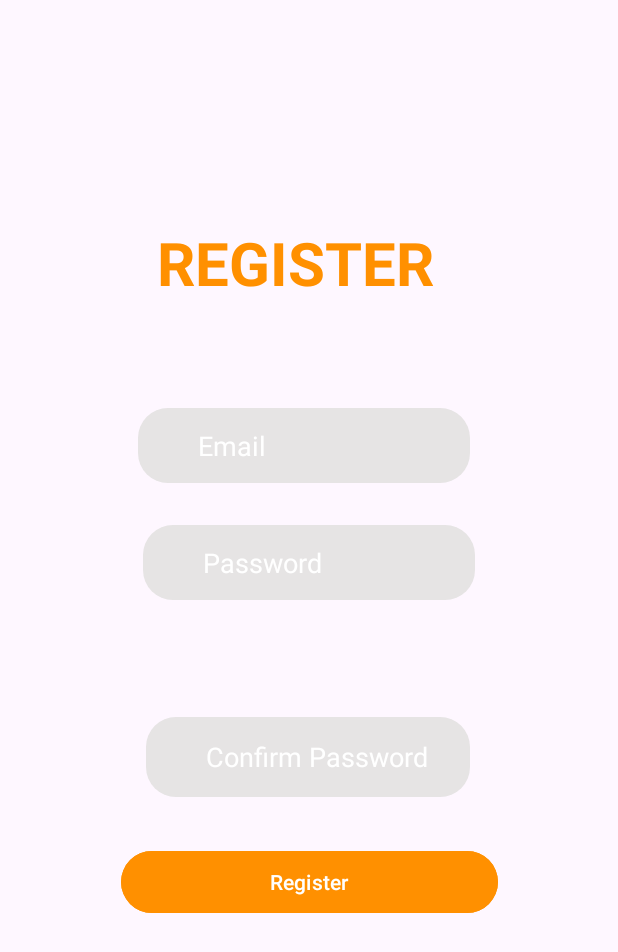
After one commit to MertYigit0/QuickRecipes, an Android app: the fragment RegisterFragment shown on its own in the app's theme, on a phone screen of 412 x 824 dp. The commit adds this screen. Shown: the top 952 px of the screen. Run offline under Robolectric (Android 15) with nearby library versions, the phone set to English and light mode, and no system bars.

Commit message:
Login and Register Fragment xml codes updated.

```diff
--- a/app/src/main/java/com/example/quickrecipes/MainActivity.java
+++ b/app/src/main/java/com/example/quickrecipes/MainActivity.java
@@ -11,4 +11,5 @@ public class MainActivity extends AppCompatActivity {
         super.onCreate(savedInstanceState);
         setContentView(R.layout.activity_main);
     }
+
 }
--- /dev/null
+++ b/app/src/main/java/com/example/quickrecipes/RegisterFragment.java
@@ -0,0 +1,32 @@
+package com.example.quickrecipes;
+
+import android.os.Bundle;
+
+import androidx.fragment.app.Fragment;
+
+import android.view.LayoutInflater;
+import android.view.View;
+import android.view.ViewGroup;
+
+
+public class RegisterFragment extends Fragment {
+
+
+    public RegisterFragment() {
+        // Required empty public constructor
+    }
+
+
+    @Override
+    public void onCreate(Bundle savedInstanceState) {
+        super.onCreate(savedInstanceState);
+
+    }
+
+    @Override
+    public View onCreateView(LayoutInflater inflater, ViewGroup container,
+                             Bundle savedInstanceState) {
+        // Inflate the layout for this fragment
+        return inflater.inflate(R.layout.fragment_register, container, false);
+    }
+}
--- /dev/null
+++ b/app/src/main/res/drawable/shape.xml
@@ -0,0 +1,5 @@
+<?xml version="1.0" encoding="utf-8"?>
+<shape xmlns:android="http://schemas.android.com/apk/res/android">
+    <solid android:color="#E6E4E4" /> <!-- Specify the background color -->
+    <corners android:radius="20dp" /> <!-- Adjust the radius value to control the roundness -->
+</shape>
--- /dev/null
+++ b/app/src/main/res/layout/fragment_register.xml
@@ -0,0 +1,86 @@
+<?xml version="1.0" encoding="utf-8"?>
+<androidx.constraintlayout.widget.ConstraintLayout xmlns:android="http://schemas.android.com/apk/res/android"
+    xmlns:app="http://schemas.android.com/apk/res-auto"
+    xmlns:tools="http://schemas.android.com/tools"
+    android:layout_width="match_parent"
+    android:layout_height="match_parent"
+
+
+    >
+
+
+    <TextView
+        android:id="@+id/textView2"
+        android:layout_width="203dp"
+        android:layout_height="64dp"
+        android:layout_marginTop="148dp"
+        android:text="REGISTER"
+        android:textColor="@color/orange"
+        android:textSize="40dp"
+        android:textStyle="bold"
+        app:layout_constraintEnd_toEndOf="parent"
+        app:layout_constraintStart_toStartOf="parent"
+        app:layout_constraintTop_toTopOf="parent" />
+
+    <EditText
+        android:id="@+id/editTextTextEmailAddress2"
+        android:layout_width="221dp"
+        android:layout_height="50dp"
+        android:layout_marginTop="60dp"
+        android:background="@drawable/shape"
+        android:ems="10"
+        android:hint="Email"
+        android:inputType="textEmailAddress"
+        android:paddingLeft="40dp"
+        android:textColorHint="@color/white"
+        app:layout_constraintEnd_toEndOf="parent"
+        app:layout_constraintHorizontal_bias="0.484"
+        app:layout_constraintStart_toStartOf="parent"
+        app:layout_constraintTop_toBottomOf="@+id/textView2" />
+
+    <EditText
+        android:id="@+id/editTextTextPassword"
+        android:layout_width="221dp"
+        android:layout_height="50dp"
+        android:layout_marginTop="28dp"
+        android:background="@drawable/shape"
+        android:ems="10"
+        android:hint="Password"
+        android:inputType="textPassword"
+        android:paddingLeft="40dp"
+        android:textColorHint="@color/white"
+        app:layout_constraintEnd_toEndOf="parent"
+        app:layout_constraintStart_toStartOf="parent"
+        app:layout_constraintTop_toBottomOf="@+id/editTextTextEmailAddress2" />
+
+    <EditText
+        android:id="@+id/editTextTextPassword2"
+        android:layout_width="216dp"
+        android:layout_height="53dp"
+        android:layout_marginTop="40dp"
+        android:layout_marginBottom="200dp"
+        android:background="@drawable/shape"
+        android:ems="10"
+        android:hint="Confirm Password"
+        android:inputType="textPassword"
+        android:paddingLeft="40dp"
+        android:textColorHint="@color/white"
+        app:layout_constraintBottom_toBottomOf="parent"
+        app:layout_constraintEnd_toEndOf="parent"
+        app:layout_constraintHorizontal_bias="0.497"
+        app:layout_constraintStart_toStartOf="parent"
+        app:layout_constraintTop_toBottomOf="@+id/editTextTextPassword"
+        app:layout_constraintVertical_bias="0.289" />
+
+    <Button
+        android:id="@+id/registerButton"
+        android:layout_width="251dp"
+        android:layout_height="49dp"
+        android:layout_marginTop="32dp"
+        android:backgroundTint="#FF9000"
+        android:onClick="registerClicked"
+        android:text="Register"
+        app:layout_constraintEnd_toEndOf="parent"
+        app:layout_constraintStart_toStartOf="parent"
+        app:layout_constraintTop_toBottomOf="@+id/editTextTextPassword2" />
+</androidx.constraintlayout.widget.ConstraintLayout>
--- a/app/src/main/res/values/colors.xml
+++ b/app/src/main/res/values/colors.xml
@@ -2,4 +2,7 @@
 <resources>
     <color name="black">#FF000000</color>
     <color name="white">#FFFFFFFF</color>
+    <color name="orange">#FF9000</color>
+    <color name="gray">#666666</color>
+    <color name="darkGray">#333333</color>
 </resources>
--- a/app/src/main/res/values/strings.xml
+++ b/app/src/main/res/values/strings.xml
@@ -1,3 +1,5 @@
 <resources>
     <string name="app_name">QuickRecipes</string>
+    <!-- TODO: Remove or change this placeholder text -->
+    <string name="hello_blank_fragment">Hello blank fragment</string>
 </resources>
```
Also changed, not shown: app/build.gradle (+7 -0 lines), app/src/main/java/com/example/quickrecipes/LoginFragment.java (added, +36 -0 lines), app/src/main/res/layout/fragment_login.xml (added, +98 -0 lines), build.gradle (+15 -0 lines).
